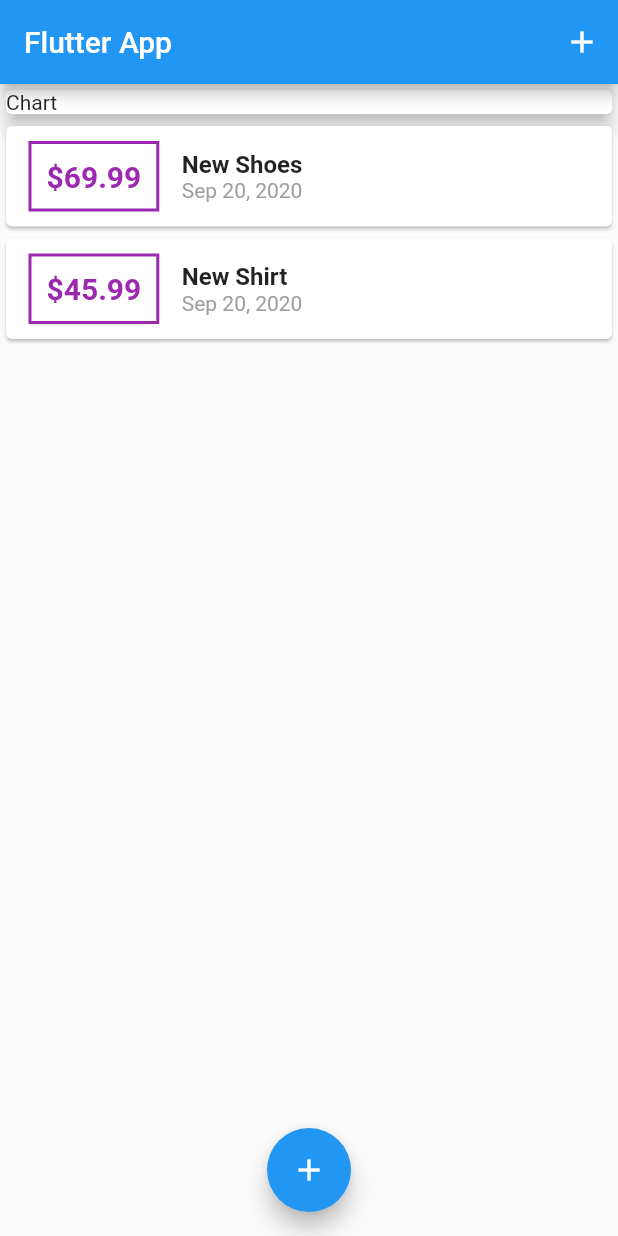
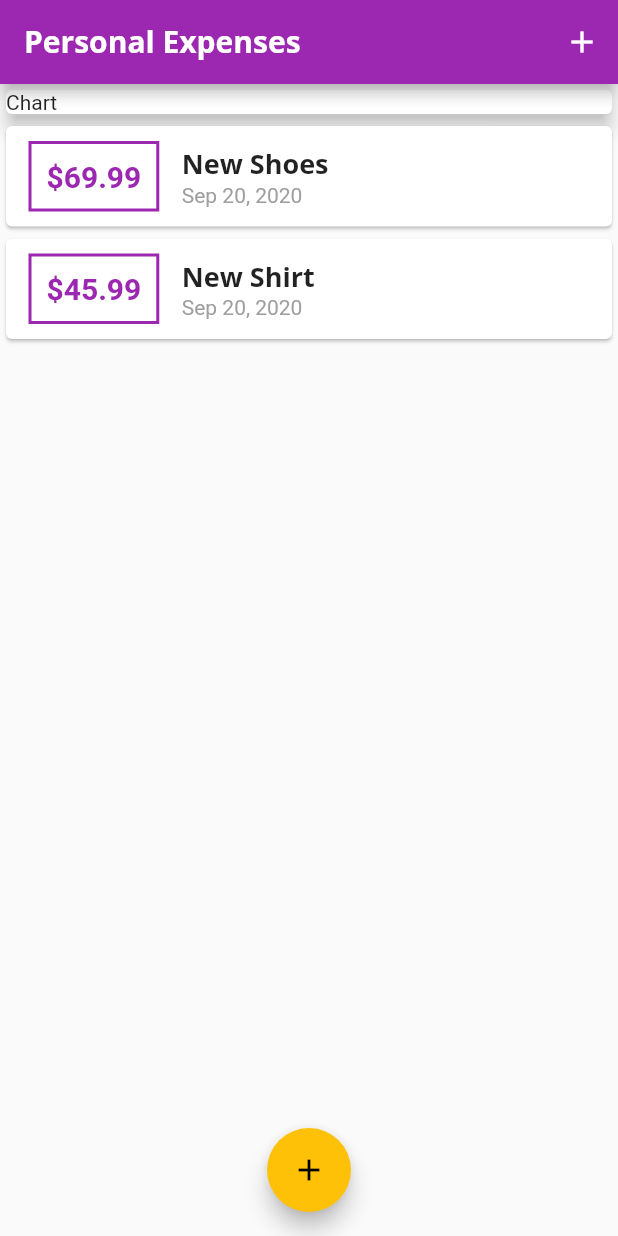
Before and after one commit to RazvanRauta/track_expenses, a Flutter app: the screen it shows after launch, on a phone screen of 412 x 824 dp. Run offline on Flutter 3.47's test engine with Material 2 defaults, Android fonts, the phone set to English and light mode, and no system bars.

Commit message:
Added theme props and custom fonts

```diff
--- a/lib/main.dart
+++ b/lib/main.dart
@@ -10,7 +10,25 @@ class MyApp extends StatelessWidget {
   @override
   Widget build(BuildContext context) {
     return MaterialApp(
-      title: 'Flutter App',
+      title: 'Personal Expenses',
+      theme: ThemeData(
+          primarySwatch: Colors.purple,
+          accentColor: Colors.amber,
+          fontFamily: 'OpenSans',
+          textTheme: ThemeData.light().textTheme.copyWith(
+                headline6: TextStyle(
+                  fontFamily: 'OpenSans',
+                  fontWeight: FontWeight.bold,
+                  fontSize: 18,
+                ),
+              ),
+          appBarTheme: AppBarTheme(
+              textTheme: ThemeData.light().textTheme.copyWith(
+                    headline6: TextStyle(
+                        fontFamily: 'OpenSans',
+                        fontWeight: FontWeight.bold,
+                        fontSize: 20),
+                  ))),
       home: MyHomePage(),
     );
   }
@@ -56,7 +74,9 @@ class _MyHomePageState extends State<MyHomePage> {
   Widget build(BuildContext context) {
     return Scaffold(
       appBar: AppBar(
-        title: Text('Flutter App'),
+        title: Text(
+          'Personal Expenses',
+        ),
         actions: [
           IconButton(
               icon: Icon(Icons.add),
--- a/lib/widgets/new_transaction.dart
+++ b/lib/widgets/new_transaction.dart
@@ -22,6 +22,7 @@ class _NewTransactionState extends State<NewTransaction> {
     }
 
     widget.addNewTransaction(enteredTitle, enteredAmount);
+    Navigator.of(context).pop();
   }
 
   @override
--- a/lib/widgets/transaction_list.dart
+++ b/lib/widgets/transaction_list.dart
@@ -19,7 +19,8 @@ class TransactionList extends StatelessWidget {
                 Container(
                   margin: EdgeInsets.symmetric(vertical: 10, horizontal: 15),
                   decoration: BoxDecoration(
-                    border: Border.all(color: Colors.purple, width: 2),
+                    border: Border.all(
+                        color: Theme.of(context).primaryColor, width: 2),
                   ),
                   padding: EdgeInsets.all(10),
                   child: Text(
@@ -27,7 +28,7 @@ class TransactionList extends StatelessWidget {
                     style: TextStyle(
                         fontWeight: FontWeight.bold,
                         fontSize: 20,
-                        color: Colors.purple),
+                        color: Theme.of(context).primaryColor),
                   ),
                 ),
                 Column(
@@ -35,8 +36,7 @@ class TransactionList extends StatelessWidget {
                   children: [
                     Text(
                       userTransactions[index].title,
-                      style:
-                          TextStyle(fontSize: 16, fontWeight: FontWeight.bold),
+                      style: Theme.of(context).textTheme.headline6,
                     ),
                     Text(
                       DateFormat.yMMMd().format(userTransactions[index].date),
```
Also changed, not shown: pubspec.yaml (+11 -11 lines), assets/fonts/OpenSans-Bold.ttf (added), assets/fonts/OpenSans-Regular.ttf (added), assets/fonts/Quicksand-Bold.ttf (added), assets/fonts/Quicksand-Regular.ttf (added).
